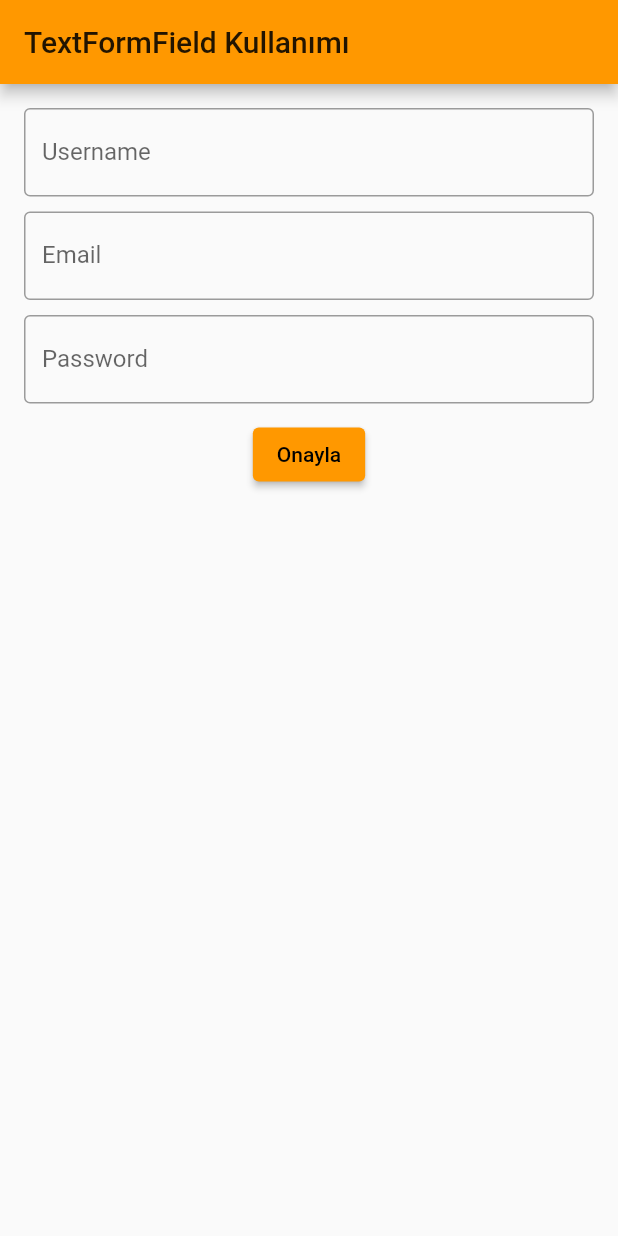
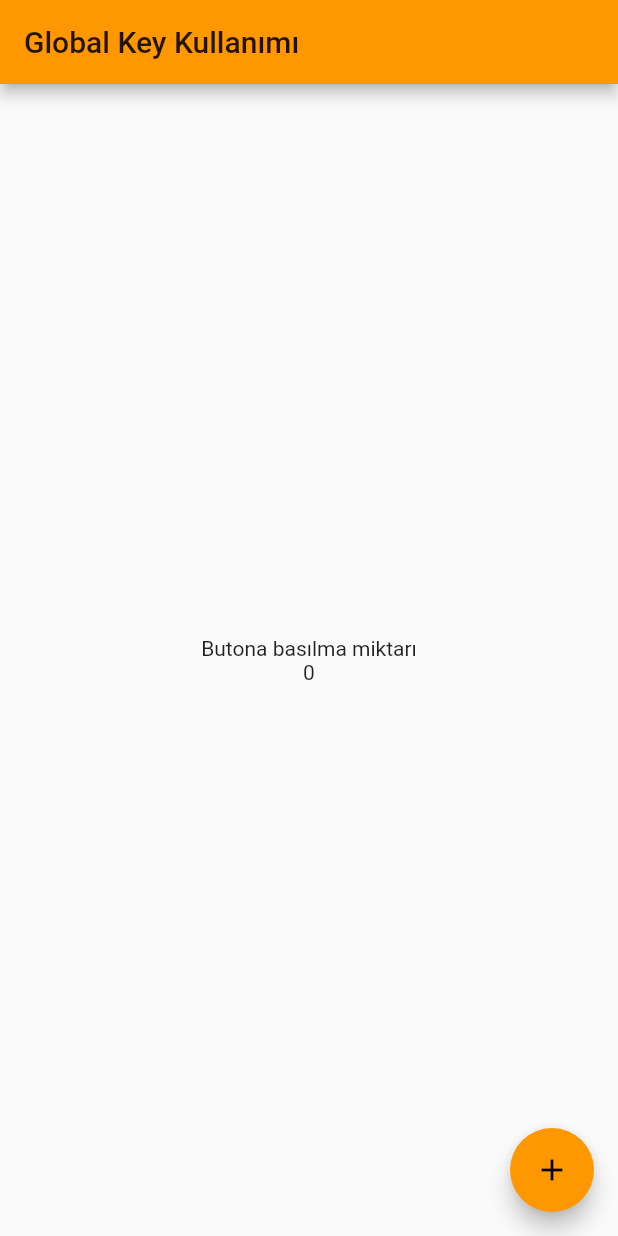
Before and after one commit to islamoktay/learning_process, a Flutter app: the screen it shows after launch, on a phone screen of 412 x 824 dp. Run offline on Flutter 3.47's test engine with Material 2 defaults, Android fonts, the light colour scheme and no system bars; our stand-ins replace email_validator, flutter_easyloading, google_fonts, palette_generator.

Commit message:
studied more

```diff
--- /dev/null
+++ b/flutter/flutter_inputs/lib/global_key_kullanimi.dart
@@ -0,0 +1,27 @@
+import 'package:flutter/material.dart';
+
+class GlobalKeyKullanimi extends StatelessWidget {
+  const GlobalKeyKullanimi({Key? key}) : super(key: key);
+
+  @override
+  Widget build(BuildContext context) {
+    return Scaffold(
+      appBar: AppBar(
+        title: Text("Global Key Kullanımı"),
+      ),
+      body: Center(
+        child: Column(
+          mainAxisAlignment: MainAxisAlignment.center,
+          children: [
+            Text("Butona basılma miktarı"),
+            Text("0"),
+          ],
+        ),
+      ),
+      floatingActionButton: FloatingActionButton(
+        child: Icon(Icons.add),
+        onPressed: () {},
+      ),
+    );
+  }
+}
--- a/flutter/flutter_inputs/lib/main.dart
+++ b/flutter/flutter_inputs/lib/main.dart
@@ -1,5 +1,6 @@
 import 'package:flutter/material.dart';
 import 'package:flutter_inputs/date_time_picker.dart';
+import 'package:flutter_inputs/global_key_kullanimi.dart';
 import 'package:flutter_inputs/stepper_kullanimi.dart';
 import 'package:flutter_inputs/text_form_fuild_kullanimi.dart';
 //import 'package:flutter_inputs/diger_form_elemanlari.dart';
@@ -13,7 +14,7 @@ class MyApp extends StatelessWidget {
     return MaterialApp(
       title: "Flutter Demo",
       theme: ThemeData(primarySwatch: Colors.orange),
-      home: TextFormFieldKullanimi(),
+      home: GlobalKeyKullanimi(),
     );
   }
 }
```
